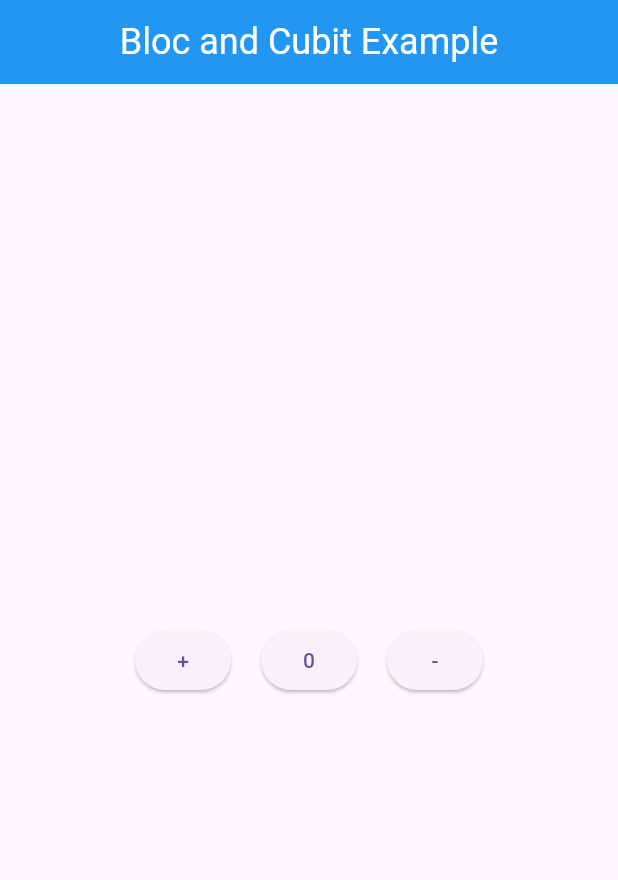
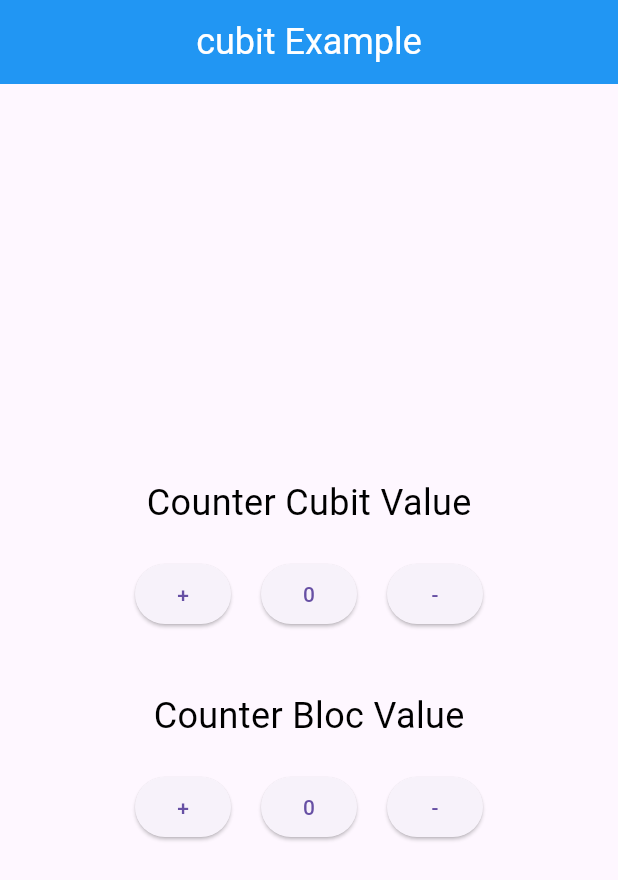
Before and after one commit to Abobkeryw/counter_cubit_and_bloc, a Flutter app: the screen it shows after launch, on a phone screen of 412 x 824 dp. Shown: the top 880 px of the screen. Run offline on Flutter 3.47's test engine with Material 3 defaults, Android fonts, the phone set to English and light mode, and no system bars; our stand-ins replace flutter_bloc.

Commit message:
adding Counter Bloc

```diff
--- /dev/null
+++ b/lib/Bloc/counter_bloc.dart
@@ -0,0 +1,21 @@
+import 'package:counter_bloc/Bloc/counter_events.dart';
+import 'package:counter_bloc/Bloc/counter_state.dart';
+import 'package:flutter_bloc/flutter_bloc.dart';
+
+class CounterBloc extends Bloc<CounterEvents, CounterblocState> {
+  CounterBloc() : super(CounterblocState(counter: 0)) {
+    on<IncrementEvent>((event, emit) {
+      emit(state.copyWith(counter: state.counter + 1));
+    });
+
+    on<DecrementEvent>((event, emit) {
+      emit(state.copyWith(counter: state.counter - 1));
+    });
+    on<ResetEvent>((event, emit) {
+      emit(CounterblocState(counter: 0));
+    });
+    on<GetNumberEvent>((event, emit) {
+      state.getnumber();
+    });
+  }
+}
--- /dev/null
+++ b/lib/Bloc/counter_events.dart
@@ -0,0 +1,9 @@
+abstract class CounterEvents {}
+
+class IncrementEvent extends CounterEvents {}
+
+class DecrementEvent extends CounterEvents {}
+
+class ResetEvent extends CounterEvents {}
+
+class GetNumberEvent extends CounterEvents {}
--- /dev/null
+++ b/lib/Bloc/counter_state.dart
@@ -0,0 +1,16 @@
+class CounterblocState {
+  int counter;
+  CounterblocState({required this.counter});
+
+  CounterblocState copyWith({int? counter}) {
+    return CounterblocState(counter: counter ?? this.counter);
+  }
+  // do something here
+  getnumber() {
+    print('getnumber called');
+  }
+  @override
+  String toString() {
+    return 'CounterBlocState(counter: $counter)';
+  }
+}
--- a/lib/counter_cubit.dart
+++ b/lib/Cubit/counter_cubit.dart
@@ -1,4 +1,4 @@
-import 'package:counter_bloc/counter_state.dart';
+import 'package:counter_bloc/Cubit/counter_state.dart';
 import 'package:flutter_bloc/flutter_bloc.dart';
 
 class CounterCubit extends Cubit<CountercubitState> {
@@ -15,5 +15,8 @@ class CounterCubit extends Cubit<CountercubitState> {
   void reset() {
     emit(CountercubitState(counter: 0));
   }
+  void getnumber() {
+    state.getnumber();
+  }
 
 }
--- a/lib/counter_state.dart
+++ b/lib/Cubit/counter_state.dart
@@ -5,4 +5,12 @@ class CountercubitState {
   CountercubitState copyWith({int? counter}) {
     return CountercubitState(counter: counter ?? this.counter);
   }
+  // do something here
+  getnumber() {
+    print('getnumber called');
+  }
+  @override
+  String toString() {
+    return 'CountercubitState(counter: $counter)';
+  }
 }
--- a/lib/homepage.dart
+++ b/lib/homepage.dart
@@ -1,4 +1,7 @@
-import 'package:counter_bloc/counter_cubit.dart';
+import 'package:counter_bloc/Bloc/counter_bloc.dart';
+import 'package:counter_bloc/Bloc/counter_events.dart';
+import 'package:counter_bloc/Bloc/counter_state.dart';
+import 'package:counter_bloc/Cubit/counter_cubit.dart';
 import 'package:flutter/material.dart';
 import 'package:flutter_bloc/flutter_bloc.dart';
 
@@ -12,18 +15,92 @@ class HomePage extends StatelessWidget {
         centerTitle: true,
         backgroundColor: Colors.blue,
         title: const Text(
-          'Bloc and Cubit Example',
+          'cubit Example',
           style: TextStyle(fontSize: 24, color: Colors.white),
         ),
       ),
       body: Center(
-        child: Row(
+        child: Column(
+          mainAxisAlignment: MainAxisAlignment.center,
+          crossAxisAlignment: CrossAxisAlignment.center,
+          children: [
+            const Text(
+              'Counter Cubit Value',
+              style: TextStyle(fontSize: 24, color: Colors.black),
+            ),
+            const SizedBox(height: 20),
+            BlocProvider(
+              create: (context) => CounterCubit(),
+              child: Counterbody(),
+            ),
+            const SizedBox(height: 40),
+            const Text(
+              'Counter Bloc Value',
+              style: TextStyle(fontSize: 24, color: Colors.black),
+            ),
+            const SizedBox(height: 20),
+            BlocProvider(
+              create: (context) => CounterBloc(),
+              child: CounterBody2(),
+            ),
+          ],
+        ),
+      ),
+    );
+  }
+}
+
+class CounterBody2 extends StatelessWidget {
+  const CounterBody2({super.key});
+
+  @override
+  Widget build(BuildContext context) {
+    return Row(
+      mainAxisAlignment: MainAxisAlignment.center,
+      crossAxisAlignment: CrossAxisAlignment.center,
+      children: [
+        ElevatedButton(
+          onPressed: () {
+            context.read<CounterBloc>().add(IncrementEvent());
+            print(context.read<CounterBloc>().state.toString());
+          },
+          child: const Text('+'),
+        ),
+        const SizedBox(width: 20),
+        ElevatedButton(
+          onPressed: () {
+            context.read<CounterBloc>().add(ResetEvent());
+            context.read<CounterBloc>().add(GetNumberEvent());
+            print(context.read<CounterBloc>().state.toString());
+          },
+          child: Text(context.watch<CounterBloc>().state.counter.toString()),
+        ),
+        const SizedBox(width: 20),
+        ElevatedButton(
+          onPressed: () {
+            context.read<CounterBloc>().add(DecrementEvent());
+            print(context.read<CounterBloc>().state.toString());
+          },
+          child: const Text('-'),
+        ),
+      ],
+    );
+  }
+}
+
+class Counterbody extends StatelessWidget {
+  const Counterbody({super.key});
+
+  @override
+  Widget build(BuildContext context) {
+    return Row(
       mainAxisAlignment: MainAxisAlignment.center,
       crossAxisAlignment: CrossAxisAlignment.center,
       children: [
         ElevatedButton(
           onPressed: () {
             context.read<CounterCubit>().increment();
+            print(context.read<CounterCubit>().state.toString());
           },
           child: const Text('+'),
         ),
@@ -31,21 +108,19 @@ class HomePage extends StatelessWidget {
         ElevatedButton(
           onPressed: () {
             context.read<CounterCubit>().reset();
+            context.read<CounterCubit>().getnumber();
           },
-              child: Text(
-                context.watch<CounterCubit>().state.counter.toString(),
-              ),
+          child: Text(context.watch<CounterCubit>().state.counter.toString()),
         ),
         const SizedBox(width: 20),
         ElevatedButton(
           onPressed: () {
             context.read<CounterCubit>().decrement();
+            print(context.read<CounterCubit>().state.toString());
           },
           child: const Text('-'),
         ),
       ],
-        ),
-      ),
     );
   }
 }
--- a/lib/lib/counter_state.dart
+++ /dev/null
@@ -1 +0,0 @@
-// TODO Implement this library.
--- a/lib/main.dart
+++ b/lib/main.dart
@@ -1,9 +1,9 @@
-import 'package:counter_bloc/counter_cubit.dart';
+import 'package:counter_bloc/Cubit/counter_cubit.dart';
 import 'package:counter_bloc/homepage.dart';
 import 'package:flutter/material.dart';
 import 'package:flutter_bloc/flutter_bloc.dart';
 
-void main () {
+void main() {
   runApp(const MyApp());
 }
 
@@ -15,13 +15,8 @@ class MyApp extends StatelessWidget {
     return MaterialApp(
       debugShowCheckedModeBanner: false,
       title: 'Bloc and Cubit Example',
-      theme: ThemeData(
-        primarySwatch: Colors.blue,
-      ),
-      home: BlocProvider(
-        create: (context) => CounterCubit(),
-        child: const HomePage(),
-      ),
-    );
+      theme: ThemeData(primarySwatch: Colors.blue),
+      home:  const HomePage(),
+          );
   }
 }
```
Lines whose indentation alone changed are shown as unchanged.
